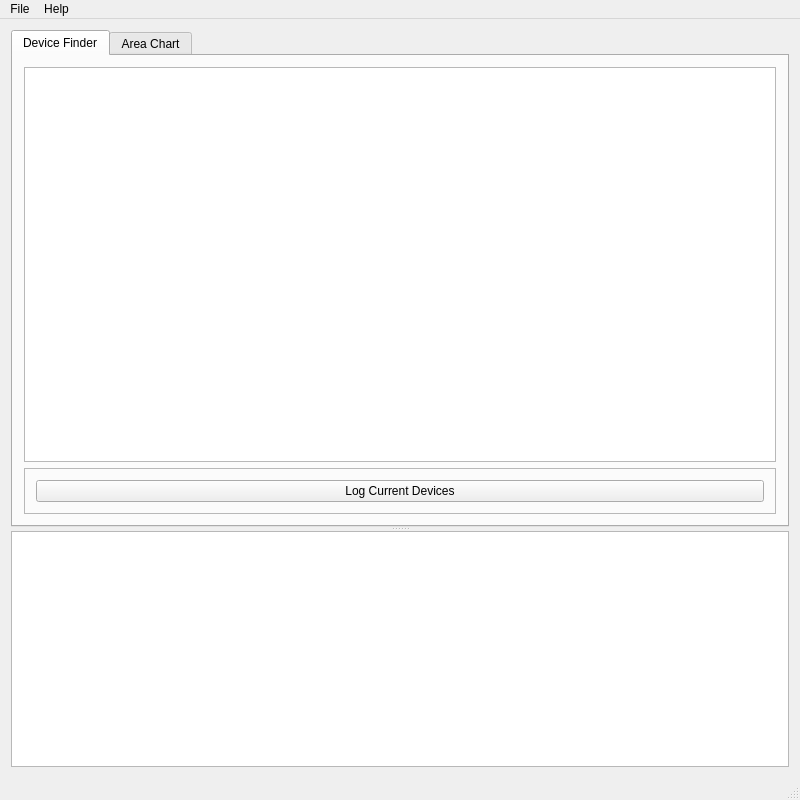
Above: mainwindow.ui from vintop95/server_esp32_pds before the change. Below: the same form after it.
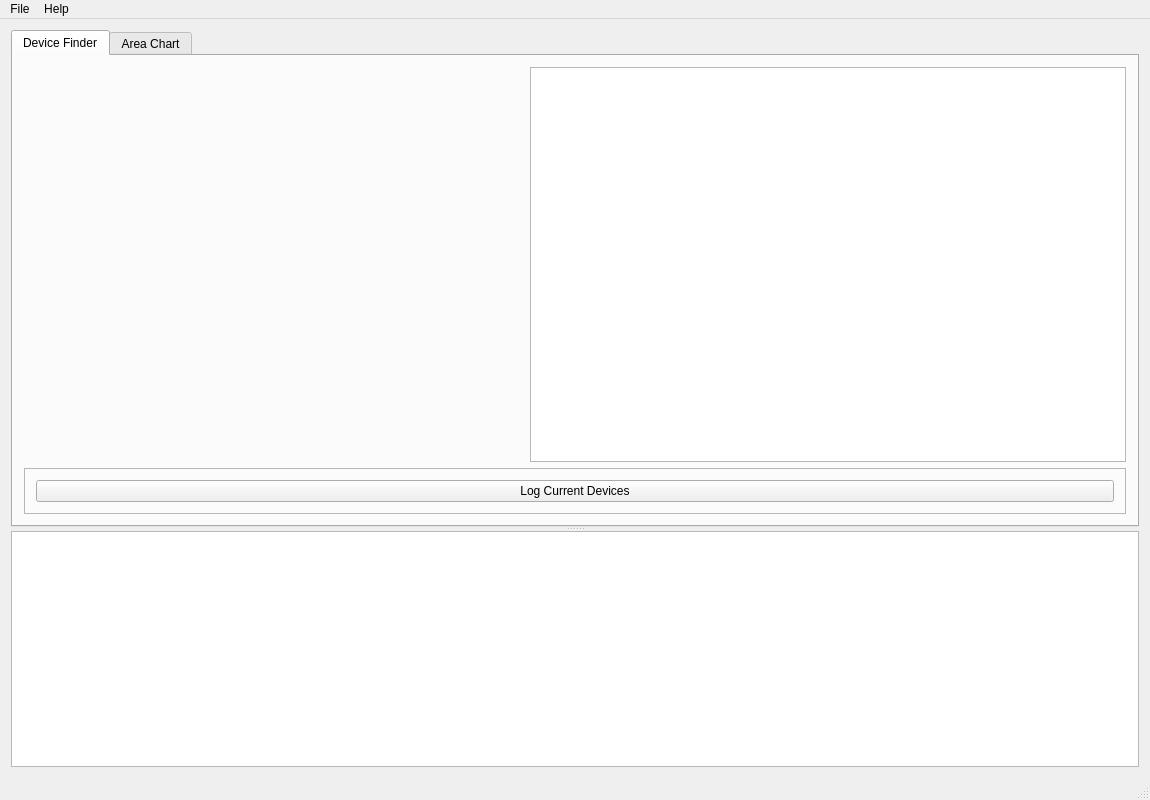
That is the form after the change. Custom widgets are drawn as their Qt base class.

Commit message: Added Toto's plot

```diff
--- a/mainwindow.ui
+++ b/mainwindow.ui
@@ -6,7 +6,7 @@
    <rect>
     <x>0</x>
     <y>0</y>
-    <width>800</width>
+    <width>1150</width>
     <height>800</height>
    </rect>
   </property>
@@ -33,6 +33,22 @@
         </attribute>
         <layout class="QGridLayout" name="gridLayout_2">
          <item row="0" column="0">
+          <widget class="QCustomPlot" name="plot" native="true">
+           <property name="sizePolicy">
+            <sizepolicy hsizetype="Preferred" vsizetype="Minimum">
+             <horstretch>0</horstretch>
+             <verstretch>0</verstretch>
+            </sizepolicy>
+           </property>
+           <property name="minimumSize">
+            <size>
+             <width>500</width>
+             <height>300</height>
+            </size>
+           </property>
+          </widget>
+         </item>
+         <item row="0" column="1">
           <widget class="QChartView" name="chartView">
            <property name="sizePolicy">
             <sizepolicy hsizetype="Expanding" vsizetype="Expanding">
@@ -48,7 +64,7 @@
            </property>
           </widget>
          </item>
-         <item row="1" column="0">
+         <item row="1" column="0" colspan="2">
           <widget class="QFrame" name="frame">
            <property name="frameShape">
             <enum>QFrame::StyledPanel</enum>
@@ -116,7 +132,7 @@
     <rect>
      <x>0</x>
      <y>0</y>
-     <width>800</width>
+     <width>1150</width>
      <height>20</height>
     </rect>
    </property>
@@ -156,6 +172,12 @@
  </widget>
  <layoutdefault spacing="6" margin="11"/>
  <customwidgets>
+  <customwidget>
+   <class>QCustomPlot</class>
+   <extends>QWidget</extends>
+   <header>qcustomplot.h</header>
+   <container>1</container>
+  </customwidget>
   <customwidget>
    <class>QChartView</class>
    <extends>QGraphicsView</extends>
```
Left out of the diff: 9 changed lines with no effect on the pictures. The commit also changes 11 other files.
